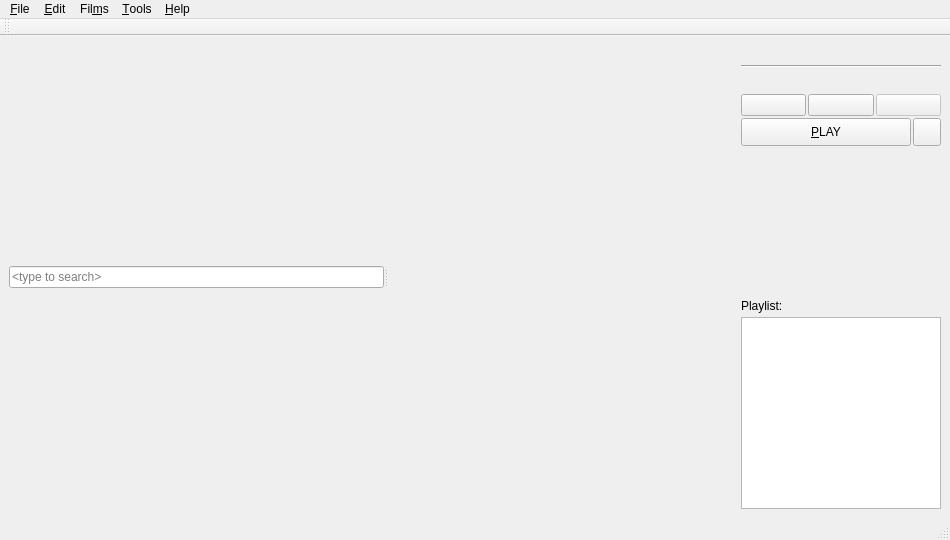
eugene-melnik/alexandra, file src/mainwindow/mainwindow.ui: the form before one commit.
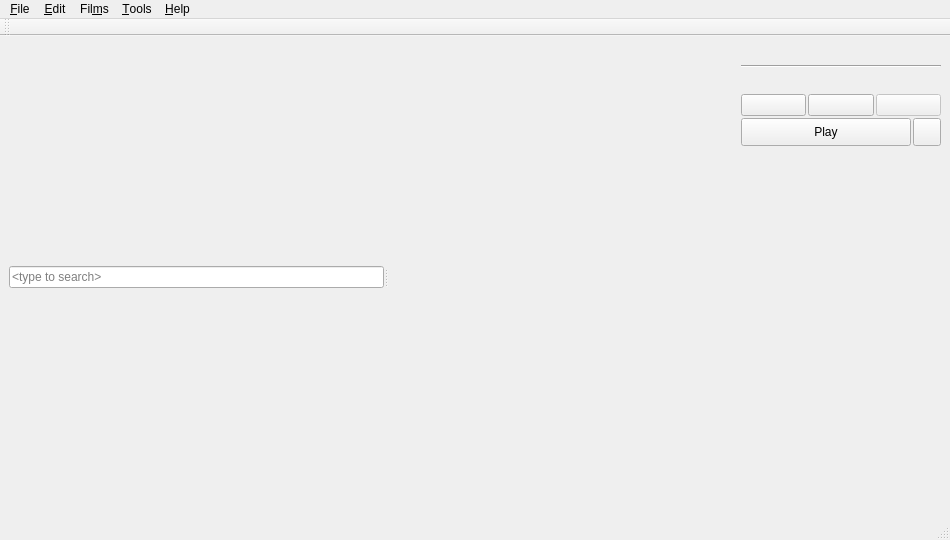
The form after the commit. Icons and pictures are not drawn. Custom widgets are drawn as their Qt base class.

```diff
--- a/src/mainwindow/mainwindow.ui
+++ b/src/mainwindow/mainwindow.ui
@@ -235,7 +235,7 @@
               <string>Play film or playlist</string>
              </property>
              <property name="text">
-              <string>&amp;PLAY</string>
+              <string>Play</string>
              </property>
              <property name="icon">
               <iconset resource="../icons.qrc">
@@ -296,7 +296,13 @@
         </spacer>
        </item>
        <item>
-        <widget class="QWidget" name="wPlaylist" native="true">
+        <widget class="PlaylistWidget" name="wPlaylist" native="true">
+         <property name="minimumSize">
+          <size>
+           <width>0</width>
+           <height>20</height>
+          </size>
+         </property>
          <layout class="QVBoxLayout" name="verticalLayout_2">
           <property name="spacing">
            <number>4</number>
@@ -313,26 +319,6 @@
           <property name="bottomMargin">
            <number>0</number>
           </property>
-          <item>
-           <widget class="QLabel" name="labelPlaylist">
-            <property name="text">
-             <string>Playlist:</string>
-            </property>
-           </widget>
-          </item>
-          <item>
-           <widget class="PlayListWidget" name="lwPlaylist">
-            <property name="horizontalScrollBarPolicy">
-             <enum>Qt::ScrollBarAlwaysOff</enum>
-            </property>
-            <property name="verticalScrollMode">
-             <enum>QAbstractItemView::ScrollPerPixel</enum>
-            </property>
-            <property name="horizontalScrollMode">
-             <enum>QAbstractItemView::ScrollPerPixel</enum>
-            </property>
-           </widget>
-          </item>
          </layout>
         </widget>
        </item>
@@ -578,11 +564,6 @@
    <extends>QLineEdit</extends>
    <header>search/searchedit.h</header>
   </customwidget>
-  <customwidget>
-   <class>PlayListWidget</class>
-   <extends>QListWidget</extends>
-   <header>mainwindow/playlistwidget.h</header>
-  </customwidget>
   <customwidget>
    <class>FilmInfoView</class>
    <extends>QWidget</extends>
@@ -599,6 +580,12 @@
    <extends>QLabel</extends>
    <header>filmsview/info/filmposterview.h</header>
   </customwidget>
+  <customwidget>
+   <class>PlaylistWidget</class>
+   <extends>QWidget</extends>
+   <header>widgets/playlistwidget.h</header>
+   <container>1</container>
+  </customwidget>
  </customwidgets>
  <resources>
   <include location="../icons.qrc"/>
```
